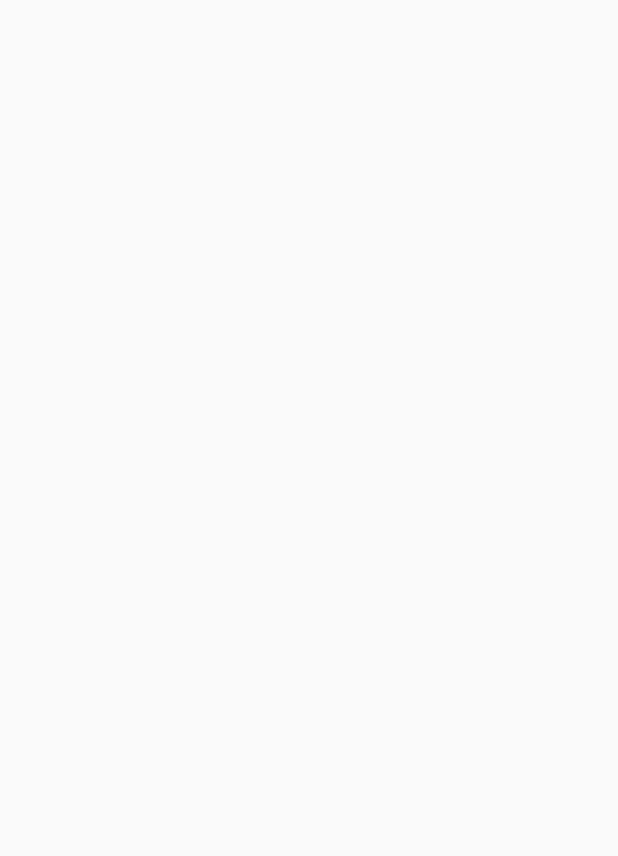
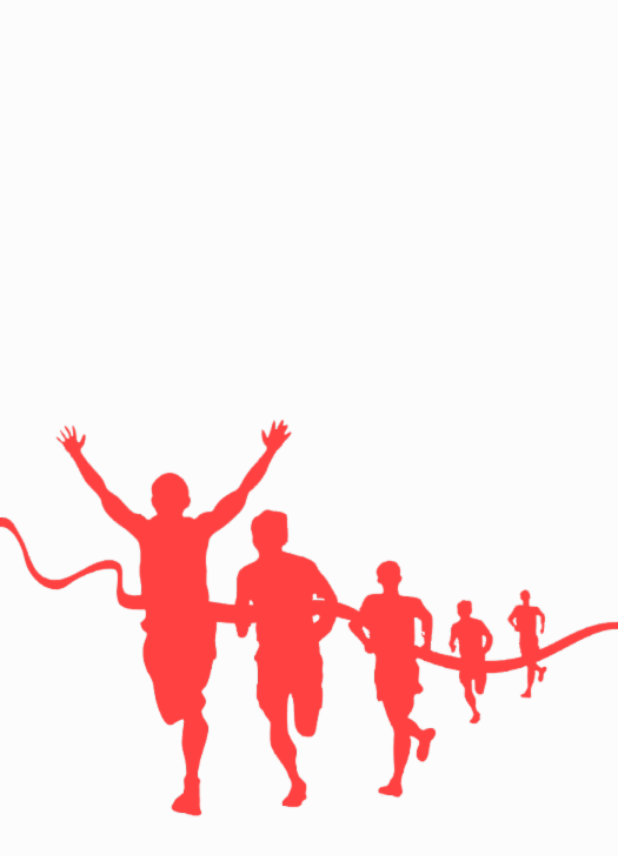
Before and after one commit to MetaLapras/AndroidRadioMirchiProject, an Android app: the LoginScreen screen opened directly, with no data from a screen before it, on a phone screen of 412 x 824 dp. Before the commit the part shown is empty. Shown: the top 856 px of the screen. Run offline under Robolectric (Android 15) with nearby library versions, the phone set to English and light mode, and no system bars.

Commit message:
commit sagar

```diff
--- a/app/src/main/res/drawable/ic_background_layer1.xml
+++ b/app/src/main/res/drawable/ic_background_layer1.xml
@@ -2,5 +2,5 @@
 <shape xmlns:android="http://schemas.android.com/apk/res/android"
     android:shape="rectangle">
     <solid
-        android:color="@color/accent_50_per"/>
+        android:color="@color/white_50_per"/>
 </shape>
--- a/app/src/main/res/layout/activity_login_screen.xml
+++ b/app/src/main/res/layout/activity_login_screen.xml
@@ -7,10 +7,20 @@
     android:layout_height="match_parent"
     tools:context=".LoginScreen">
 
+    <ImageView
+        android:layout_width="match_parent"
+        android:layout_height="323dp"
+        android:layout_alignParentStart="true"
+        android:layout_centerVertical="true"
+        android:src="@drawable/ic_runner" />
+
     <LinearLayout
         android:layout_width="match_parent"
         android:layout_height="match_parent"
-        android:orientation="vertical">
+        android:orientation="vertical"
+        android:background="@color/white_50_per"
+        >
+
 
     </LinearLayout>
 </RelativeLayout>
--- a/app/src/main/res/values/colors.xml
+++ b/app/src/main/res/values/colors.xml
@@ -8,7 +8,7 @@
     <color name="primary_dark">#D32F2F</color>
     <color name="primary_light">#FFCDD2</color>
     <color name="accent">#FFC107</color>
-    <color name="accent_50_per">#40FFC107</color>
+    <color name="white_50_per">#40FFFFFF</color>
     <color name="primary_text">#212121</color>
     <color name="secondary_text">#757575</color>
     <color name="icons">#FFFFFF</color>
```
Also changed, not shown: app/src/main/res/drawable-hdpi/ic_runner.png (added), app/src/main/res/drawable-mdpi/ic_runner.png (added), app/src/main/res/drawable-xhdpi/ic_runner.png (added), app/src/main/res/drawable-xxhdpi/ic_runner.png (added), app/src/main/res/drawable-xxxhdpi/ic_runner.png (added).
